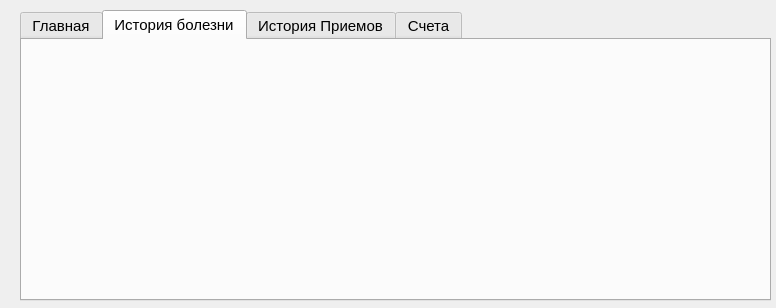
flexyw1be/DentalProject, file ui/medicalCard.ui: the form before one commit.
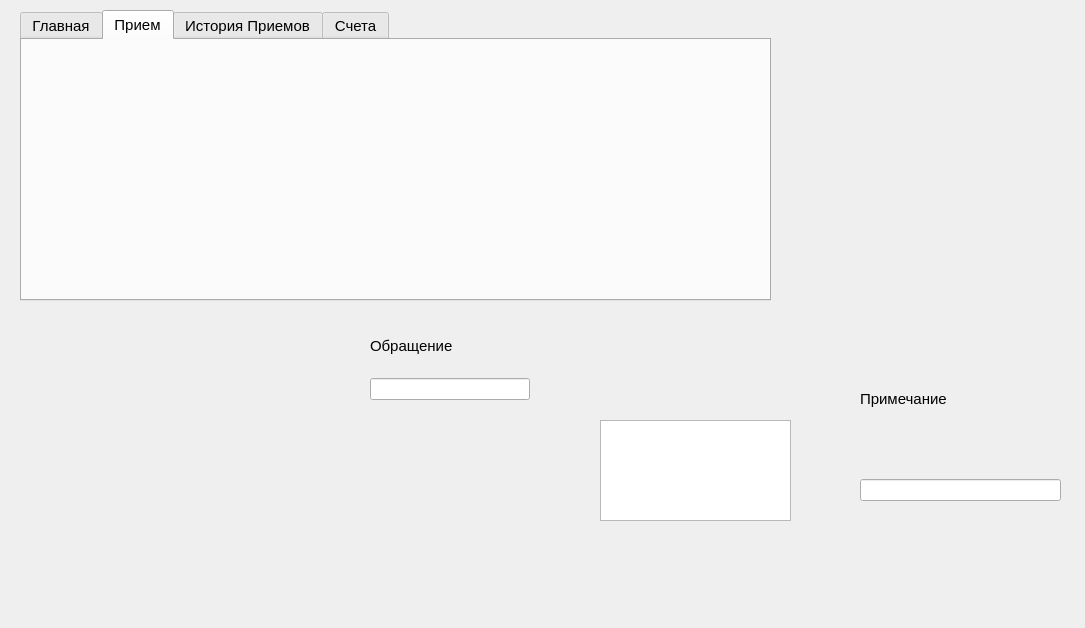
The form after the commit. The open tabs and pages were chosen to show the change.

The edit to the form file:
```diff
--- a/ui/medicalCard.ui
+++ b/ui/medicalCard.ui
@@ -6,8 +6,8 @@
    <rect>
     <x>0</x>
     <y>0</y>
-    <width>776</width>
-    <height>308</height>
+    <width>1085</width>
+    <height>628</height>
    </rect>
   </property>
   <property name="windowTitle">
@@ -171,7 +171,7 @@
     </widget>
     <widget class="QWidget" name="tab_2">
      <attribute name="title">
-      <string>История болезни</string>
+      <string>Прием</string>
      </attribute>
     </widget>
     <widget class="QWidget" name="tab_3">
@@ -185,6 +185,104 @@
      </attribute>
     </widget>
    </widget>
+   <widget class="QListView" name="listView">
+    <property name="geometry">
+     <rect>
+      <x>600</x>
+      <y>420</y>
+      <width>191</width>
+      <height>101</height>
+     </rect>
+    </property>
+   </widget>
+   <widget class="QWidget" name="verticalLayoutWidget">
+    <property name="geometry">
+     <rect>
+      <x>370</x>
+      <y>320</y>
+      <width>160</width>
+      <height>80</height>
+     </rect>
+    </property>
+    <layout class="QVBoxLayout" name="verticalLayout">
+     <item>
+      <widget class="QLabel" name="label_6">
+       <property name="font">
+        <font>
+         <family>Segoe UI</family>
+         <pointsize>11</pointsize>
+        </font>
+       </property>
+       <property name="text">
+        <string>Обращение</string>
+       </property>
+      </widget>
+     </item>
+     <item>
+      <widget class="QLineEdit" name="lineEdit_2"/>
+     </item>
+    </layout>
+   </widget>
+   <widget class="QWidget" name="verticalLayoutWidget_2">
+    <property name="geometry">
+     <rect>
+      <x>860</x>
+      <y>330</y>
+      <width>201</width>
+      <height>171</height>
+     </rect>
+    </property>
+    <layout class="QVBoxLayout" name="verticalLayout_2">
+     <item>
+      <spacer name="verticalSpacer_2">
+       <property name="orientation">
+        <enum>Qt::Vertical</enum>
+       </property>
+       <property name="sizeType">
+        <enum>QSizePolicy::Fixed</enum>
+       </property>
+       <property name="sizeHint" stdset="0">
+        <size>
+         <width>5</width>
+         <height>5</height>
+        </size>
+       </property>
+      </spacer>
+     </item>
+     <item>
+      <widget class="QLabel" name="label">
+       <property name="font">
+        <font>
+         <family>Segoe UI</family>
+         <pointsize>11</pointsize>
+        </font>
+       </property>
+       <property name="text">
+        <string>Примечание</string>
+       </property>
+      </widget>
+     </item>
+     <item>
+      <spacer name="verticalSpacer">
+       <property name="orientation">
+        <enum>Qt::Vertical</enum>
+       </property>
+       <property name="sizeType">
+        <enum>QSizePolicy::Fixed</enum>
+       </property>
+       <property name="sizeHint" stdset="0">
+        <size>
+         <width>20</width>
+         <height>10</height>
+        </size>
+       </property>
+      </spacer>
+     </item>
+     <item>
+      <widget class="QLineEdit" name="lineEdit"/>
+     </item>
+    </layout>
+   </widget>
   </widget>
  </widget>
  <resources/>
```
Left out of the diff: 2 changed lines with no effect on the pictures.
